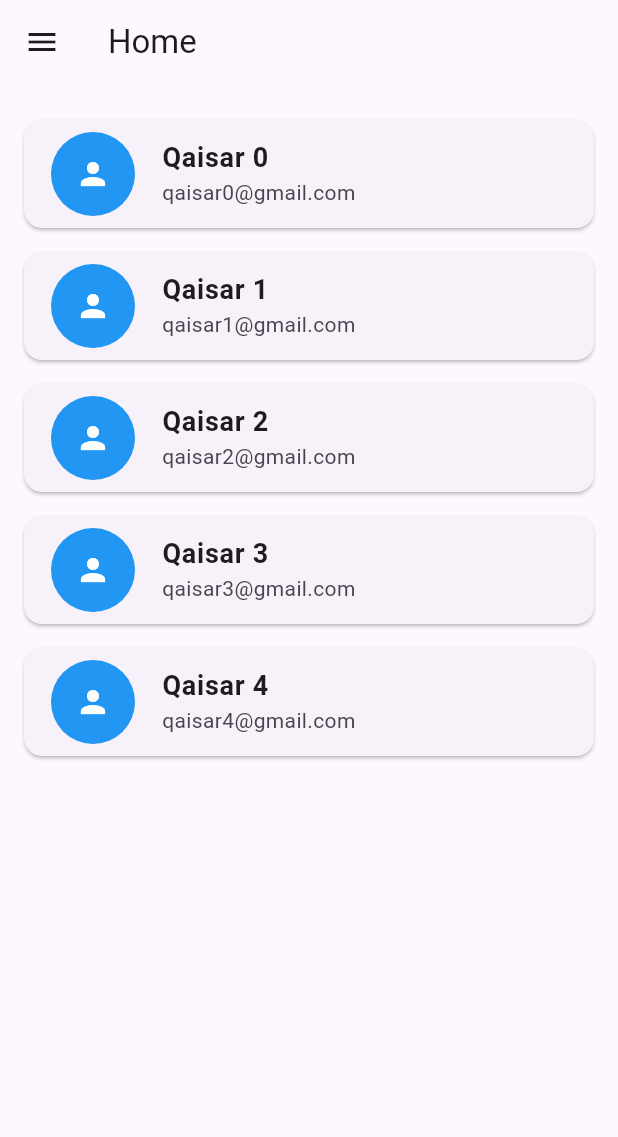
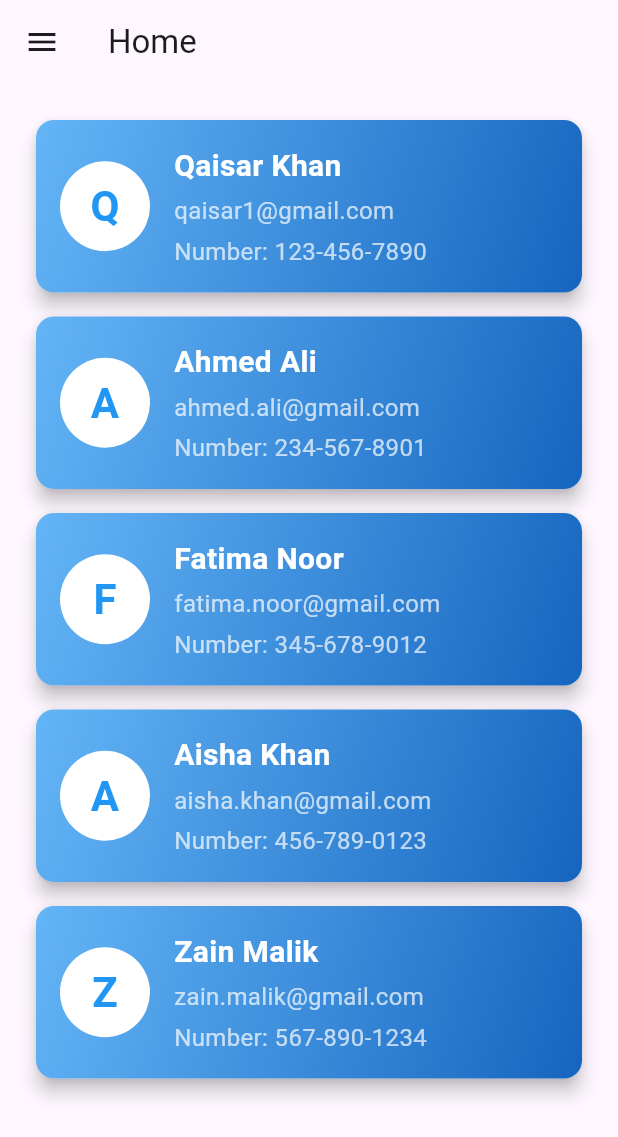
Before and after one commit to qaisarabbas0011/flutter_loginpage, a Flutter app: the HomeScreen screen opened directly, on a phone screen of 412 x 824 dp. Shown: the top 1137 px of the screen. Run offline on Flutter 3.47's test engine with Material 3 defaults, Android fonts, the phone set to English and light mode, and no system bars.

Commit message:
updated commit

```diff
--- a/lib/screens/home_screen.dart
+++ b/lib/screens/home_screen.dart
@@ -1,7 +1,17 @@
 import 'package:flutter/material.dart';
 import '../../widgets/user_card.dart';
+import 'profile_screen.dart';
+import 'settings_screen.dart';
 
 class HomeScreen extends StatelessWidget {
+  final List<Map<String, String>> userData = [
+    {"name": "Qaisar Khan", "contact": "qaisar1@gmail.com", "number": "123-456-7890"},
+    {"name": "Ahmed Ali", "contact": "ahmed.ali@gmail.com", "number": "234-567-8901"},
+    {"name": "Fatima Noor", "contact": "fatima.noor@gmail.com", "number": "345-678-9012"},
+    {"name": "Aisha Khan", "contact": "aisha.khan@gmail.com", "number": "456-789-0123"},
+    {"name": "Zain Malik", "contact": "zain.malik@gmail.com", "number": "567-890-1234"},
+  ];
+
   @override
   Widget build(BuildContext context) {
     return Scaffold(
@@ -11,23 +21,48 @@ class HomeScreen extends StatelessWidget {
           children: [
             DrawerHeader(
               decoration: BoxDecoration(color: Colors.blue),
-              child: Text(
-                'Menu',
-                style: TextStyle(color: Colors.white, fontSize: 24),
+              child: Column(
+                mainAxisAlignment: MainAxisAlignment.center,
+                children: [
+                  CircleAvatar(
+                    radius: 40,
+                    backgroundImage: AssetImage('assets/user.png'), // Replace with your asset image
+                  ),
+                  SizedBox(height: 10),
+                  Text(
+                    'Qaisar Khan',
+                    style: TextStyle(color: Colors.white, fontSize: 20),
+                  ),
+                ],
               ),
             ),
             ListTile(
-
+              leading: Icon(Icons.person),
               title: Text("Profile"),
-              onTap: () {},
+              onTap: () {
+                Navigator.push(
+                  context,
+                  MaterialPageRoute(builder: (context) => ProfileScreen()),
+                );
+              },
             ),
             ListTile(
+              leading: Icon(Icons.settings),
               title: Text("Settings"),
-              onTap: () {},
+              onTap: () {
+                Navigator.push(
+                  context,
+                  MaterialPageRoute(builder: (context) => SettingsScreen()),
+                );
+              },
             ),
             ListTile(
+              leading: Icon(Icons.logout),
               title: Text("Logout"),
-              onTap: () {},
+              onTap: () {
+                Navigator.pop(context); // Close Drawer
+                Navigator.pop(context); // Simulate logout
+              },
             ),
           ],
         ),
@@ -35,11 +70,12 @@ class HomeScreen extends StatelessWidget {
       body: Padding(
         padding: EdgeInsets.all(16),
         child: ListView.builder(
-          itemCount: 5,
+          itemCount: userData.length,
           itemBuilder: (context, index) {
             return UserCard(
-              name: "Qaisar $index",
-              contact: "qaisar$index@gmail.com",
+              name: userData[index]["name"]!,
+              contact: userData[index]["contact"]!,
+              number: userData[index]["number"]!,
             );
           },
         ),
--- /dev/null
+++ b/lib/screens/profile_screen.dart
@@ -0,0 +1,11 @@
+import 'package:flutter/material.dart';
+
+class ProfileScreen extends StatelessWidget {
+  @override
+  Widget build(BuildContext context) {
+    return Scaffold(
+      appBar: AppBar(title: Text("Profile")),
+      body: Center(child: Text("Profile Page")),
+    );
+  }
+}
--- /dev/null
+++ b/lib/screens/settings_screen.dart
@@ -0,0 +1,11 @@
+import 'package:flutter/material.dart';
+
+class SettingsScreen extends StatelessWidget {
+  @override
+  Widget build(BuildContext context) {
+    return Scaffold(
+      appBar: AppBar(title: Text("Settings")),
+      body: Center(child: Text("Settings Page")),
+    );
+  }
+}
--- a/lib/widgets/user_card.dart
+++ b/lib/widgets/user_card.dart
@@ -3,21 +3,64 @@ import 'package:flutter/material.dart';
 class UserCard extends StatelessWidget {
   final String name;
   final String contact;
+  final String number;
 
-  UserCard({required this.name, required this.contact});
+  UserCard({required this.name, required this.contact, required this.number});
 
   @override
   Widget build(BuildContext context) {
     return Card(
-      margin: EdgeInsets.symmetric(vertical: 8),
-      child: ListTile(
-        leading: CircleAvatar(
-          radius: 30,
-          backgroundColor: Colors.blue,
-          child: Icon(Icons.person, color: Colors.white),
+      margin: EdgeInsets.symmetric(vertical: 8, horizontal: 8),
+      shape: RoundedRectangleBorder(borderRadius: BorderRadius.circular(12)),
+      elevation: 5,
+      child: Container(
+        decoration: BoxDecoration(
+          borderRadius: BorderRadius.circular(12),
+          gradient: LinearGradient(
+            colors: [Colors.blue.shade300, Colors.blue.shade800],
+            begin: Alignment.topLeft,
+            end: Alignment.bottomRight,
+          ),
         ),
-        title: Text(name, style: TextStyle(fontSize: 18, fontWeight: FontWeight.bold)),
-        subtitle: Text(contact),
+        padding: EdgeInsets.all(16),
+        child: Row(
+          children: [
+            CircleAvatar(
+              radius: 30,
+              backgroundColor: Colors.white,
+              child: Text(
+                name.substring(0, 1).toUpperCase(),
+                style: TextStyle(color: Colors.blue, fontSize: 28, fontWeight: FontWeight.bold),
+              ),
+            ),
+            SizedBox(width: 16),
+            Expanded(
+              child: Column(
+                crossAxisAlignment: CrossAxisAlignment.start,
+                children: [
+                  Text(
+                    name,
+                    style: TextStyle(
+                      fontSize: 20,
+                      fontWeight: FontWeight.bold,
+                      color: Colors.white,
+                    ),
+                  ),
+                  SizedBox(height: 4),
+                  Text(
+                    contact,
+                    style: TextStyle(color: Colors.white70, fontSize: 16),
+                  ),
+                  SizedBox(height: 4),
+                  Text(
+                    "Number: $number",
+                    style: TextStyle(color: Colors.white70, fontSize: 16),
+                  ),
+                ],
+              ),
+            ),
+          ],
+        ),
       ),
     );
   }
```
